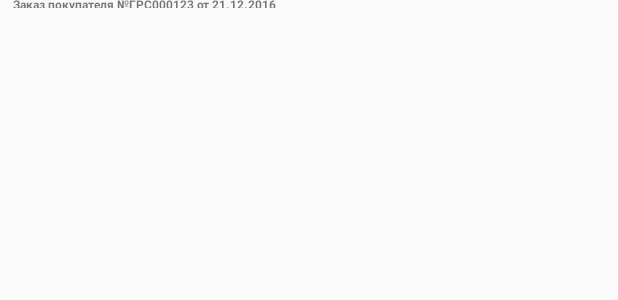
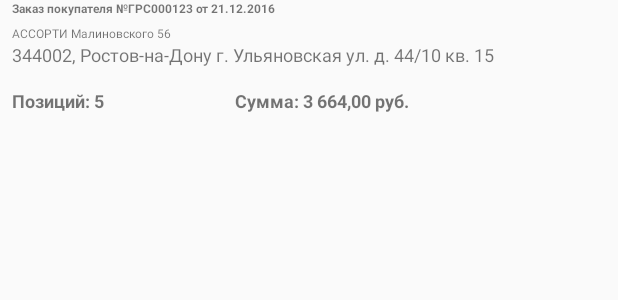
Before and after one commit to sin-raben/trade, an Android app: the layout recycleview_docs.xml on its own in the app's theme, with its tools: preview values and no code run, on a phone screen of 412 x 824 dp. Shown: the top 300 px of the screen. Run offline under Robolectric (Android 15) with nearby library versions, the phone set to English and light mode, and no system bars.

Commit message:
Документы начало

```diff
--- a/app/src/main/java/pro/gofman/trade/CallCRM.java
+++ b/app/src/main/java/pro/gofman/trade/CallCRM.java
@@ -24,7 +24,6 @@ public class CallCRM extends BroadcastReceiver {
             Log.i("CRM", ":" + phoneState+":"+TelephonyManager.EXTRA_STATE_RINGING+":");
             //Log.i("CRM", TelephonyManager.EXTRA_STATE_RINGING);
 
-
             if ( phoneState.equals( TelephonyManager.EXTRA_STATE_RINGING ) ) {
                 Log.i("CRM", "3");
                 //Трубка не поднята, телефон звонит
--- a/app/src/main/java/pro/gofman/trade/Docs.java
+++ b/app/src/main/java/pro/gofman/trade/Docs.java
@@ -20,6 +20,12 @@ public class Docs extends AbstractItem<Docs, Docs.ViewHolder> {
     private int d_id = 0;
     private int d_num = 0;
     private int d_date = 0;
+    private int d_delivery_date = 0;
+    private int ca_id = 0;
+    private int pd_id = 0;
+
+
+
     private JSONObject head;
     private JSONObject body;
 
@@ -53,6 +59,24 @@ public class Docs extends AbstractItem<Docs, Docs.ViewHolder> {
     }
     public int getDate() { return this.d_date; }
 
+    public void setDateDelivery(int d_date) {
+        this.d_delivery_date = d_date;
+    }
+    public int getDateDelivery() { return this.d_delivery_date; }
+
+    public void setCountragent(int ca_id) {
+        this.ca_id = ca_id;
+    }
+    public int getCountragent() { return this.ca_id; }
+
+    public void setPointDelivery(int pd_id) {
+        this.pd_id = pd_id;
+    }
+    public int getPointDelivery() { return this.pd_id; }
+
+
+
+
     public void setHead(JSONObject o) {
         this.head = o;
     }
--- a/app/src/main/res/layout/recycleview_docs.xml
+++ b/app/src/main/res/layout/recycleview_docs.xml
@@ -5,34 +5,24 @@
     xmlns:tools="http://schemas.android.com/tools"
     android:orientation="vertical"
     android:layout_width="match_parent"
-    android:layout_height="@dimen/material_drawer_item_primary"
+    android:layout_height="wrap_content"
     android:gravity="center_vertical|start"
     android:paddingEnd="@dimen/material_drawer_vertical_padding"
     android:paddingStart="@dimen/material_drawer_vertical_padding"
     android:paddingRight="@dimen/material_drawer_vertical_padding"
     android:paddingLeft="@dimen/material_drawer_vertical_padding">
 
-    <android.support.constraint.ConstraintLayout
-        android:layout_width="wrap_content"
-        android:layout_height="wrap_content"
-        android:orientation="horizontal">
 
     <TextView
         android:id="@+id/recycleview_doc_num"
         android:layout_width="wrap_content"
         android:layout_height="wrap_content"
-            android:gravity="right"
         android:lines="1"
         android:textDirection="anyRtl"
         android:textSize="@dimen/material_drawer_item_secondary_description"
         tools:text="Заказ покупателя №ГРС000123 от 21.12.2016"
-            tools:layout_constraintBottom_creator="1"
-            app:layout_constraintBottom_toBottomOf="parent"
-            android:textStyle="normal|bold"
-            tools:layout_editor_absoluteX="0dp" />
 
-
-    </android.support.constraint.ConstraintLayout>
+        android:textStyle="normal|bold" />
 
 
     <TextView
@@ -41,21 +31,51 @@
         android:layout_height="wrap_content"
         android:gravity="center_vertical|start"
         android:lines="1"
-        android:textDirection="anyRtl"
         android:textSize="@dimen/material_drawer_item_secondary_extra_text"
         tools:text="АССОРТИ Малиновского 56"
         android:layout_marginTop="5dp"
         android:elevation="1dp" />
+
     <TextView
         android:text="344002, Ростов-на-Дону г. Ульяновская ул. д. 44/10 кв. 15"
         android:layout_width="match_parent"
         android:layout_height="wrap_content"
-        android:id="@+id/textView"
+        android:id="@+id/recycler_view_adr"
         android:textSize="12sp"
         android:lines="2"
         android:maxLines="2"
-        android:minLines="2"
-        android:autoText="true" />
+        android:minLines="2" />
+
+    <LinearLayout
+        android:layout_width="match_parent"
+        android:layout_height="wrap_content"
+        android:orientation="horizontal">
+
+    <TextView
+        android:text="Позиций: 5"
+        android:layout_width="wrap_content"
+        android:layout_height="wrap_content"
+        android:id="@+id/recycler_view_postion"
+        android:textSize="12sp"
+        android:lines="1"
+        android:maxLines="1"
+        android:minLines="1"
+        android:textStyle="normal|bold"
+        android:layout_weight="40"/>
 
 
+        <TextView
+            android:text="Сумма: 3 664,00 руб."
+            android:layout_width="wrap_content"
+            android:layout_height="wrap_content"
+            android:id="@+id/recycler_view_summa"
+            android:textSize="12sp"
+            android:lines="1"
+            android:maxLines="1"
+            android:minLines="1"
+            android:textStyle="normal|bold"
+            android:layout_weight="60"/>
+
     </LinearLayout>
+
+</LinearLayout>
```
Lines whose indentation alone changed are shown as unchanged.
